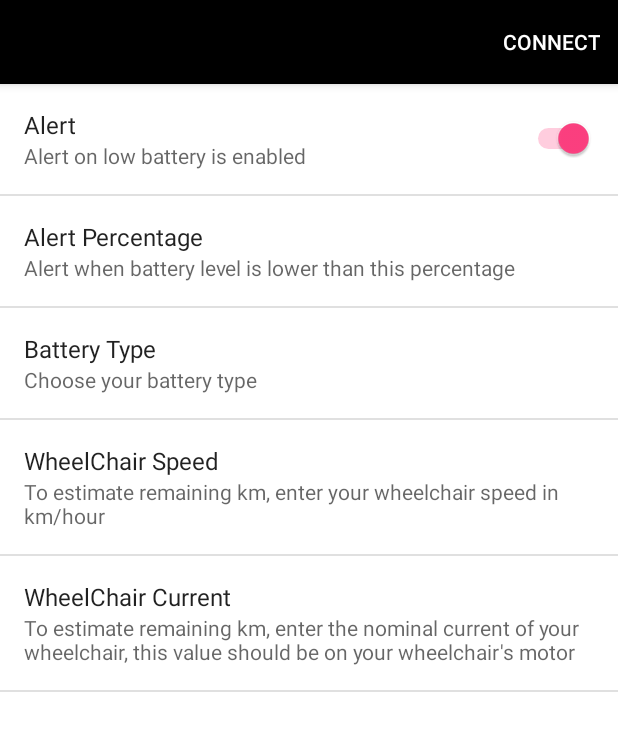
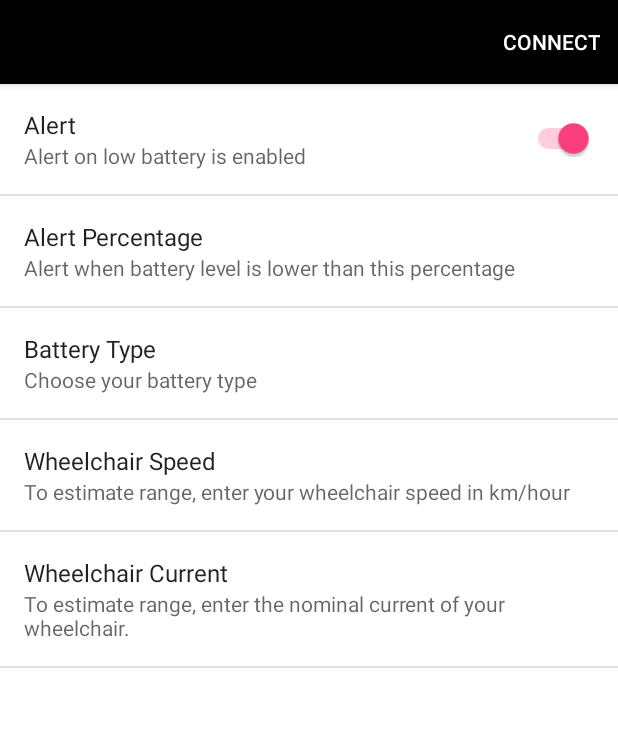
Before and after one commit to nebulaM/BatteryStateBLE, an Android app: the fragment SettingsFragment placed in its activity, on a phone screen of 412 x 824 dp. Shown: the top 731 px of the screen. Run offline under Robolectric (Android 15) with nearby library versions, the phone set to English and light mode, and no system bars; 3 statements that could not run were skipped.

Commit message:
rephrase in strings

```diff
--- a/app/src/main/res/values/strings.xml
+++ b/app/src/main/res/values/strings.xml
@@ -30,7 +30,7 @@
     <string name="voltage">Voltage</string>
     <string name="cycle">Cycle</string>
     <string name="capacity">Remain Cap</string>
-    <string name="remKM">Remain KM</string>
+    <string name="remKM">Range</string>
 
     <string name="full_battery">Full</string>
     <string name="hr_left"> hr left</string>
@@ -65,6 +65,6 @@
     <string name="pref_battery_type_default">Lithium Ion</string>
     <string name="pref_battery_type_summ">Choose your battery type</string>
 
-    <string name="pref_wheelchair_speed_summ">To estimate remaining km, enter your wheelchair speed in km/hour</string>
-    <string name="pref_wheelchair_current_summ">To estimate remaining km, enter the nominal current of your wheelchair, this value should be on your wheelchair\'s motor</string>
+    <string name="pref_wheelchair_speed_summ">To estimate range, enter your wheelchair speed in km/hour</string>
+    <string name="pref_wheelchair_current_summ">To estimate range, enter the nominal current of your wheelchair.</string>
 </resources>
--- a/app/src/main/res/xml/preferences.xml
+++ b/app/src/main/res/xml/preferences.xml
@@ -26,15 +26,15 @@
 
     <EditTextPreference
         android:key="pref_wheelchair_speed"
-        android:title="WheelChair Speed"
+        android:title="Wheelchair Speed"
         android:summary="@string/pref_wheelchair_speed_summ"
-        android:dialogTitle="WheelChair Speed"
+        android:dialogTitle="Wheelchair Speed"
         android:defaultValue="7.2"/>
 
     <EditTextPreference
         android:key="pref_wheelchair_current"
-        android:title="WheelChair Current"
+        android:title="Wheelchair Current"
         android:summary="@string/pref_wheelchair_current_summ"
-        android:dialogTitle="WheelChair Nominal Current"
+        android:dialogTitle="Wheelchair Nominal Current"
         android:defaultValue="5"/>
 </PreferenceScreen>
```
